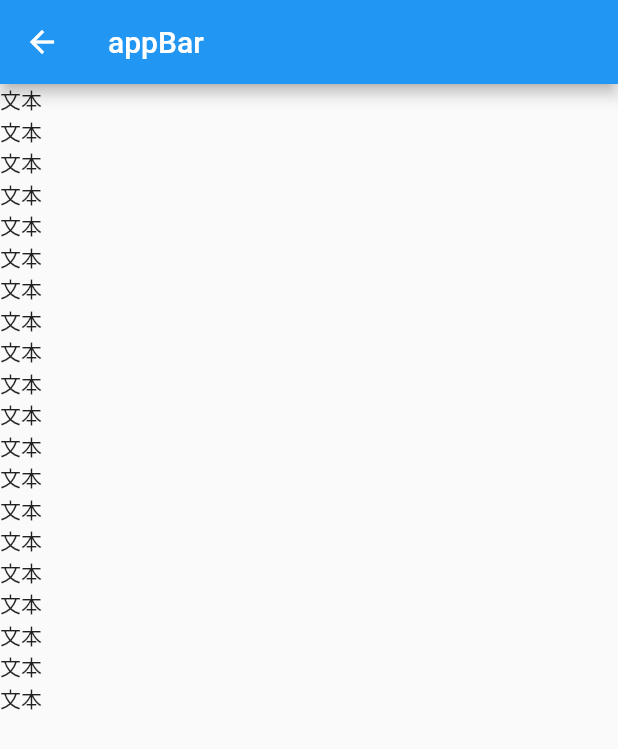
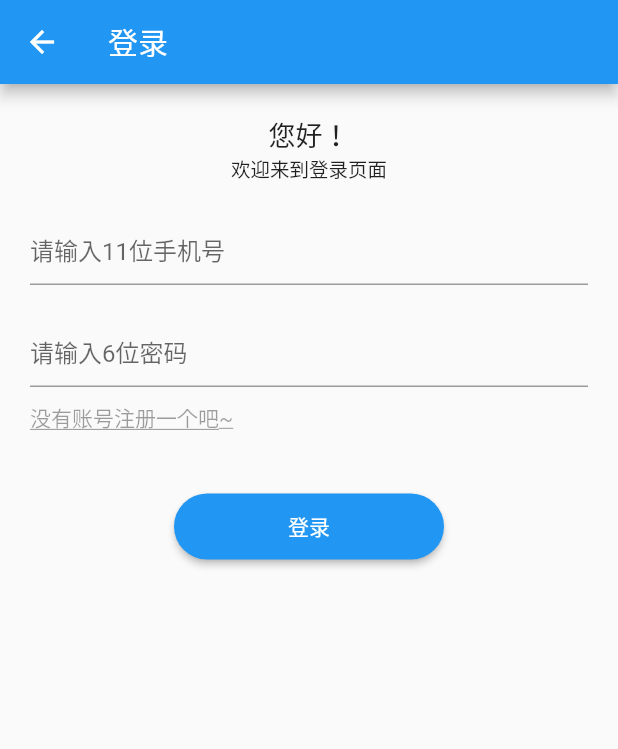
Before and after one commit to BlackHumorwj/flutter_my, a Flutter app: the screen it shows after launch, after a tap on "这是点貌似", on a phone screen of 412 x 824 dp. Shown: the top 749 px of the screen. Run offline on Flutter 3.47's test engine with Material 2 defaults, Android fonts, the phone set to English and light mode, and no system bars.

Commit message:
提交widget,登录页面

```diff
--- /dev/null
+++ b/lib/boy/api/Api.dart
@@ -0,0 +1,8 @@
+class Api {
+  static final String HOST = "http://192.168.81.21:7072/tiger";
+
+  static final String LOGIN = '$HOST/main/login/sessions';
+
+
+
+}
--- /dev/null
+++ b/lib/boy/pages/login_page.dart
@@ -0,0 +1,152 @@
+import 'package:flutter/material.dart';
+import 'package:flutter_app/boy/api/Api.dart';
+import 'package:flutter_app/boy/api/NetUtils.dart';
+import 'package:flutter_app/boy/common/DialogUtils.dart';
+import 'dart:convert';
+//登录页面
+class LoginPage extends StatefulWidget {
+  @override
+  _LoginPageState createState() => _LoginPageState();
+}
+
+class _LoginPageState extends State<LoginPage> {
+  TextEditingController _accountEditingController = TextEditingController();
+  TextEditingController _pswEditingController = TextEditingController();
+  String _account_text;
+  String _psw_text;
+
+  @override
+  void initState() {
+    super.initState();
+
+    initEvent();
+  }
+
+  void initEvent() {
+    _accountEditingController.addListener(() {
+      _pswEditingController.text = _accountEditingController.text;
+      setState(() {});
+    });
+  }
+
+  @override
+  Widget build(BuildContext context) {
+    return Scaffold(
+      appBar: AppBar(
+        title: Text(
+          "登录",
+        ),
+        leading: IconButton(
+            icon: BackButtonIcon(),
+            onPressed: () {
+              Navigator.pop(context);
+            }),
+      ),
+      body: Container(
+        margin: EdgeInsets.fromLTRB(20, 20, 20, 10),
+        child: Column(
+          children: <Widget>[
+            Align(
+              //对齐控件
+              alignment: Alignment.center,
+              child: Text(
+                "您好！",
+                style: TextStyle(fontSize: 18),
+              ),
+            ),
+            Align(
+              alignment: Alignment.center,
+              child: Text(
+                "欢迎来到登录页面",
+                style: TextStyle(fontSize: 13),
+              ),
+            ),
+            Container(
+              margin: EdgeInsets.only(top: 20),
+              child: TextField(
+                controller: _accountEditingController, //设置输入框的监听
+                keyboardType: TextInputType.phone,
+                decoration: InputDecoration(hintText: "请输入11位手机号"),
+                //TextField变化的监听
+                onChanged: (value) {
+//                  _pswEditingController.text = value;
+//                  setState(() {});
+                },
+              ),
+            ),
+            Container(
+              margin: EdgeInsets.only(top: 20),
+              child: TextField(
+                controller: _pswEditingController, //设置输入框的监听
+                //密码的形式*显示
+                obscureText: true,
+                decoration: InputDecoration(hintText: "请输入6位密码"),
+              ),
+            ),
+            Container(
+              margin: EdgeInsets.only(top: 10),
+              child: GestureDetector(
+                //给widget设置点击事件
+                onTap: () {
+                  DialogUtils.show(context, "ddd", "ddd");
+                },
+                child: Align(
+                  alignment: Alignment.centerLeft,
+                  child: Text(
+                    "没有账号注册一个吧~",
+                    style: TextStyle(
+                        decoration: TextDecoration.underline, //下划线
+                        color: Colors.black38),
+                  ),
+                ),
+              ),
+            ),
+            Container(
+              width: 180,
+              height: 44,
+              margin: EdgeInsets.only(top: 40),
+              child: MaterialButton(
+                //设置圆角
+                shape: RoundedRectangleBorder(
+                    borderRadius: BorderRadius.all(Radius.circular(50))),
+                color: Colors.blue,
+                child: Text(
+                  '登录',
+                  style: TextStyle(color: Colors.white),
+                ),
+                onPressed: () {
+                  _account_text = _accountEditingController.text;
+                  _psw_text = _pswEditingController.text;
+
+                  _login(_account_text, _psw_text);
+                },
+              ),
+            )
+          ],
+        ),
+      ),
+    );
+  }
+
+  Map<String, String> _map = new Map();
+
+  void _login(String account, String psw) {
+    if (account.isEmpty || psw.isEmpty) {
+      DialogUtils.show(context, "提示", "账号密码不能为空");
+      return;
+    }
+    _map.clear();
+    _map["loginName"] = account;
+    _map["password"] = psw;
+
+    NetUtils.post(Api.LOGIN, _map).then((data) {
+      if (data != null) {}
+        Map<String,dynamic> response =  json.decode(data);
+        if(response['returnCode']==0){
+          DialogUtils.show(context, "提示", "登录成功");
+        }else{
+          DialogUtils.show(context, "提示", "登录失败，${response['returnMsg']}");
+        }
+    });
+  }
+}
--- a/lib/demo/demo_page_widget.dart
+++ b/lib/demo/demo_page_widget.dart
@@ -23,4 +23,9 @@ class _DemoPageWidgetState extends State<DemoPageWidget> {
       ),
     );
   }
+  //api 网络请求
+  //modules 数据封装
+  //page 页面
+  //widgets 自定义组件
+  //common 公共组件
 }
--- a/lib/demo/demo_state_widget.dart
+++ b/lib/demo/demo_state_widget.dart
@@ -1,4 +1,5 @@
 import 'package:flutter/material.dart';
+import 'package:flutter_app/boy/pages/login_page.dart';
 import 'package:flutter_app/demo/demo_page_widget.dart';
 
 class DemoStateWidget extends StatefulWidget {
@@ -20,7 +21,7 @@ class _DemoStateWidgetState extends State<DemoStateWidget> {
   @override
   void initState() {
     super.initState();
-    new Future.delayed(Duration(seconds: 10), () {
+    new Future.delayed(Duration(seconds: 5), () {
       setState(() {
         text = "这就是变化的值";
       });
@@ -126,7 +127,7 @@ class _DemoStateWidgetState extends State<DemoStateWidget> {
           onPressed: () {
             print("点击了");
             Navigator.of(context).push(new MaterialPageRoute(builder: (_) {
-              return new DemoPageWidget();
+              return new LoginPage();
             }));
           },
           child: Padding(
--- a/lib/tab_navigator.dart
+++ b/lib/tab_navigator.dart
@@ -25,7 +25,7 @@ class _TabNavigatorState extends State<TabNavigator> {
         child: ContentPage(),
       ),
       bottomNavigationBar: BottomNavigationBar(
-        type: BottomNavigationBarType.fixed, //title 一直存在
+        type: BottomNavigationBarType.fixed, //bottom title 一直存在
         currentIndex: _currentIndex,
         items: [
           _bottomItem("本周", Icons.folder, 0),
@@ -56,6 +56,7 @@ class _TabNavigatorState extends State<TabNavigator> {
         ));
   }
 
+  //点击事件
   void onTabTapped(int index) {
     //修改页面状态 ，会重新调用build()方法
     setState(() {
--- a/pubspec.yaml
+++ b/pubspec.yaml
@@ -23,6 +23,10 @@ dependencies:
   # The following adds the Cupertino Icons font to your application.
   # Use with the CupertinoIcons class for iOS style icons.
   cupertino_icons: ^0.1.2
+  http: ^0.12.0
+  transformer_page_view: ^0.1.6
+  #shared_preferences: "^0.5.6"
+
 
 dev_dependencies:
   flutter_test:
```
Also changed, not shown: lib/boy/api/NetUtils.dart (added, +28 -0 lines), lib/boy/common/DialogUtils.dart (added, +27 -0 lines), pubspec.lock.
